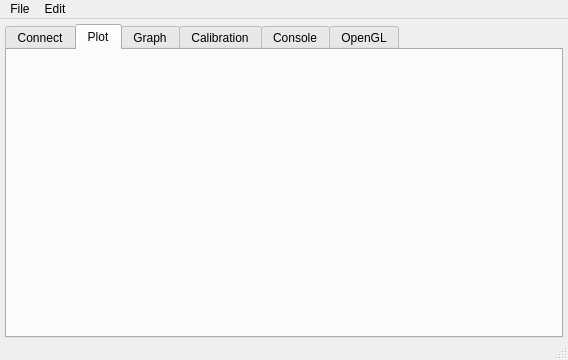
First picture: the form in tinyos-2.x/trunk/support/cpp/TestShimmer/src/MainWindow.ui, repository baharev/szte-wsn-code, before the edit.
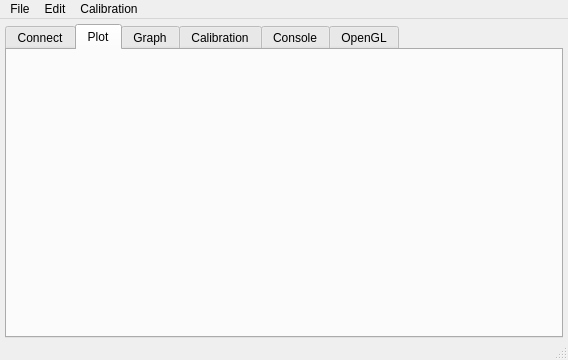
Second picture: the form after the edit. Icons and pictures are not drawn.

Commit message: -some renaming of buttons -hidden opengl and graph tabs -filtered open file dialogs (for csv) -drop down list in dataPlot for presets

```diff
--- a/tinyos-2.x/trunk/support/cpp/TestShimmer/src/MainWindow.ui
+++ b/tinyos-2.x/trunk/support/cpp/TestShimmer/src/MainWindow.ui
@@ -118,8 +118,17 @@
     <addaction name="actionCopy"/>
     <addaction name="actionCut"/>
    </widget>
+   <widget class="QMenu" name="menuCalibration">
+    <property name="title">
+     <string>Calibration</string>
+    </property>
+    <addaction name="actionImport"/>
+    <addaction name="actionExport"/>
+    <addaction name="actionClear"/>
+   </widget>
    <addaction name="menuFile"/>
    <addaction name="menuEdit"/>
+   <addaction name="menuCalibration"/>
   </widget>
   <widget class="QStatusBar" name="statusBar"/>
   <action name="actionImport">
```
Left out of the diff: 27 changed lines with no effect on the pictures. The commit also changes 6 other files.
